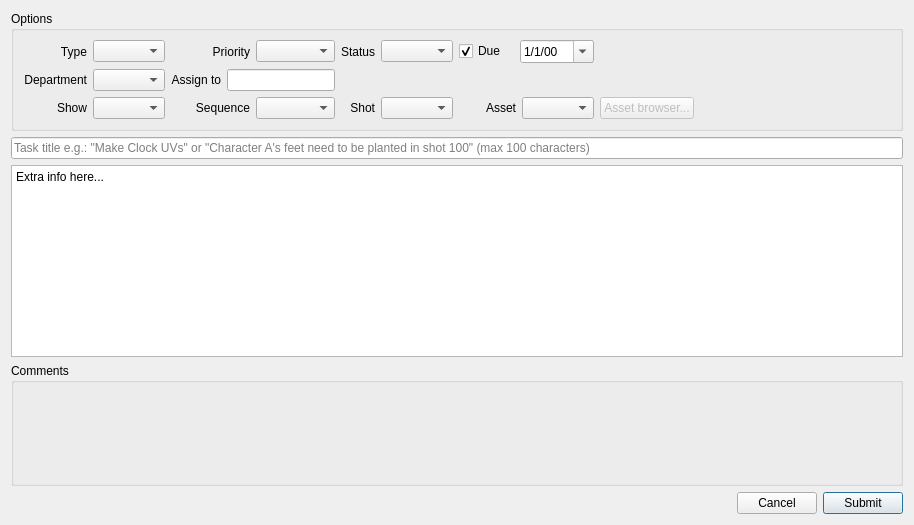
sashaouellet/Helix, file ui/fixCreation.ui: the form before one commit.
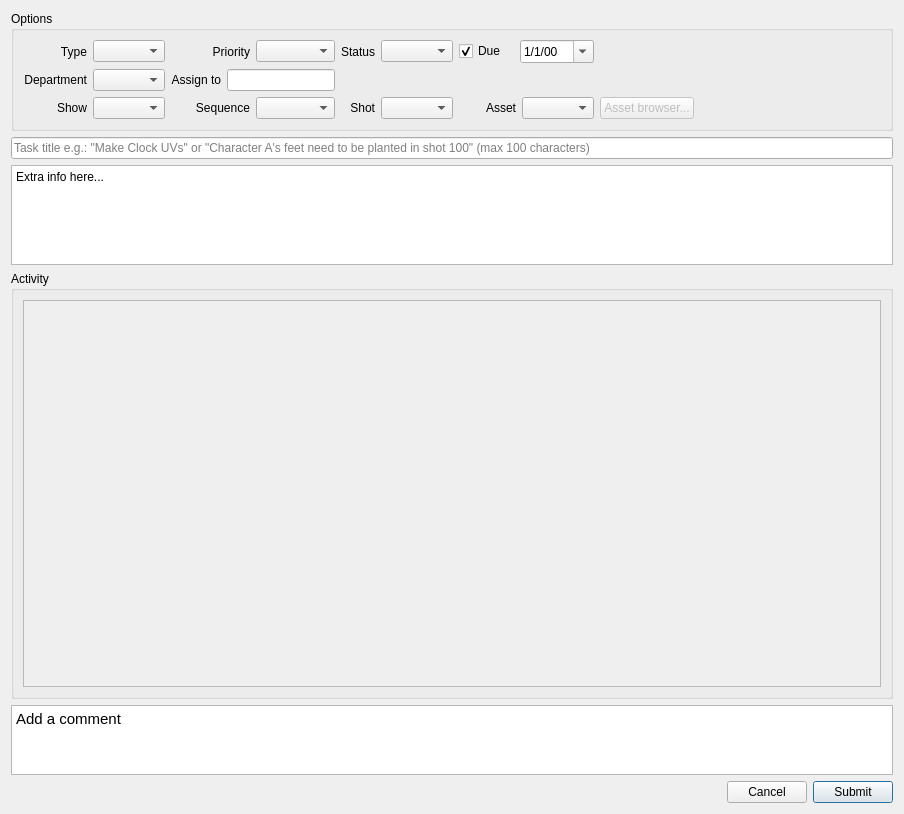
The form after the commit.

Commit message: UI changes for new commenting features

Diff of the .ui file:
```diff
--- a/ui/fixCreation.ui
+++ b/ui/fixCreation.ui
@@ -6,8 +6,8 @@
    <rect>
     <x>0</x>
     <y>0</y>
-    <width>914</width>
-    <height>525</height>
+    <width>904</width>
+    <height>814</height>
    </rect>
   </property>
   <property name="windowTitle">
@@ -293,6 +293,18 @@
    </item>
    <item>
     <widget class="QPlainTextEdit" name="TXT_body">
+     <property name="sizePolicy">
+      <sizepolicy hsizetype="Expanding" vsizetype="Maximum">
+       <horstretch>0</horstretch>
+       <verstretch>0</verstretch>
+      </sizepolicy>
+     </property>
+     <property name="maximumSize">
+      <size>
+       <width>16777215</width>
+       <height>100</height>
+      </size>
+     </property>
      <property name="toolTip">
       <string>More details regarding the fix. Is something broken with an asset? What should be tweaked?</string>
      </property>
@@ -312,14 +324,75 @@
        <verstretch>0</verstretch>
       </sizepolicy>
      </property>
+     <property name="minimumSize">
+      <size>
+       <width>0</width>
+       <height>250</height>
+      </size>
+     </property>
+     <property name="maximumSize">
+      <size>
+       <width>16777215</width>
+       <height>16777215</height>
+      </size>
+     </property>
      <property name="title">
-      <string>Comments</string>
+      <string>Activity</string>
      </property>
-     <layout class="QVBoxLayout" name="LAY_comments"/>
+     <layout class="QVBoxLayout" name="layout">
+      <item>
+       <widget class="QScrollArea" name="scrollArea">
+        <property name="widgetResizable">
+         <bool>true</bool>
+        </property>
+        <widget class="QWidget" name="scrollAreaWidgetContents">
+         <property name="geometry">
+          <rect>
+           <x>0</x>
+           <y>0</y>
+           <width>858</width>
+           <height>346</height>
+          </rect>
+         </property>
+         <layout class="QVBoxLayout" name="LAY_comments"/>
+        </widget>
+       </widget>
+      </item>
+     </layout>
     </widget>
    </item>
    <item>
-    <layout class="QHBoxLayout" name="horizontalLayout">
+    <layout class="QVBoxLayout" name="verticalLayout_2">
+     <item>
+      <widget class="QTextEdit" name="TXT_addComment">
+       <property name="sizePolicy">
+        <sizepolicy hsizetype="Expanding" vsizetype="Fixed">
+         <horstretch>0</horstretch>
+         <verstretch>0</verstretch>
+        </sizepolicy>
+       </property>
+       <property name="maximumSize">
+        <size>
+         <width>16777215</width>
+         <height>70</height>
+        </size>
+       </property>
+       <property name="html">
+        <string>&lt;!DOCTYPE HTML PUBLIC &quot;-//W3C//DTD HTML 4.0//EN&quot; &quot;http://www.w3.org/TR/REC-html40/strict.dtd&quot;&gt;
+&lt;html&gt;&lt;head&gt;&lt;meta name=&quot;qrichtext&quot; content=&quot;1&quot; /&gt;&lt;style type=&quot;text/css&quot;&gt;
+p, li { white-space: pre-wrap; }
+&lt;/style&gt;&lt;/head&gt;&lt;body style=&quot; font-family:'Cantarell'; font-size:11pt; font-weight:400; font-style:normal;&quot;&gt;
+&lt;p style=&quot; margin-top:0px; margin-bottom:0px; margin-left:0px; margin-right:0px; -qt-block-indent:0; text-indent:0px;&quot;&gt;Add a comment&lt;/p&gt;&lt;/body&gt;&lt;/html&gt;</string>
+       </property>
+       <property name="acceptRichText">
+        <bool>true</bool>
+       </property>
+      </widget>
+     </item>
+    </layout>
+   </item>
+   <item>
+    <layout class="QHBoxLayout" name="LAY_main">
      <item>
       <spacer name="horizontalSpacer">
        <property name="orientation">
```
Left out of the diff: 8 changed lines with no effect on the pictures. The commit also changes 1 other file.
